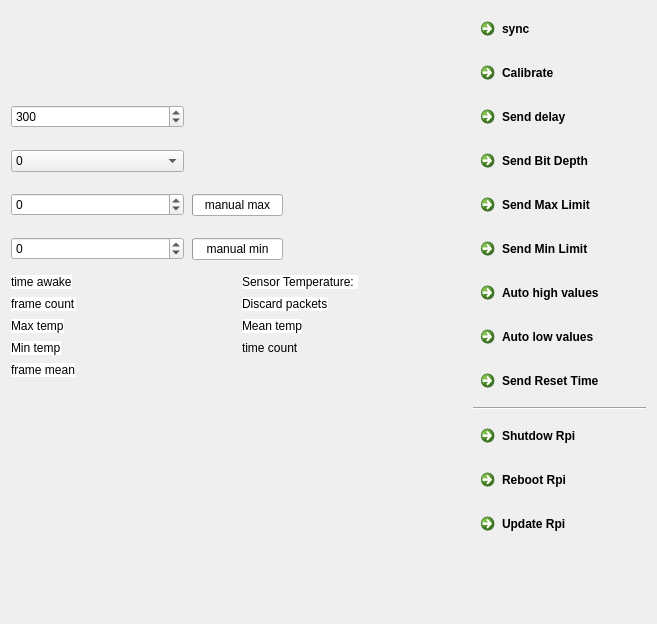
Qt form ui/Ui_HiControlWidget.ui (alvaro893/sensor-reader) before a commit.
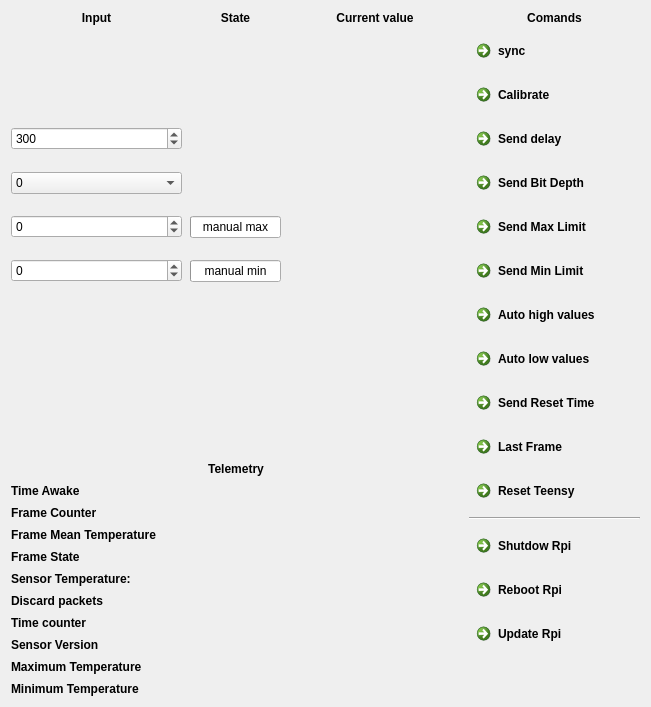
The same form after that commit.

Patch:
```diff
--- a/ui/Ui_HiControlWidget.ui
+++ b/ui/Ui_HiControlWidget.ui
@@ -6,8 +6,8 @@
    <rect>
     <x>0</x>
     <y>0</y>
-    <width>657</width>
-    <height>624</height>
+    <width>651</width>
+    <height>707</height>
    </rect>
   </property>
   <property name="windowTitle">
@@ -19,23 +19,95 @@
      <property name="spacing">
       <number>8</number>
      </property>
-     <item row="12" column="3">
+     <item row="4" column="0">
+      <widget class="QComboBox" name="bitDepthComboBox">
+       <item>
+        <property name="text">
+         <string comment="0">0</string>
+        </property>
+       </item>
+       <item>
+        <property name="text">
+         <string comment="2">2</string>
+        </property>
+       </item>
+       <item>
+        <property name="text">
+         <string comment="8">8</string>
+        </property>
+       </item>
+      </widget>
+     </item>
+     <item row="14" column="3">
       <widget class="QCommandLinkButton" name="shutdownButton">
        <property name="text">
         <string>Shutdow Rpi</string>
        </property>
       </widget>
      </item>
-     <item row="3" column="0">
-      <widget class="QSpinBox" name="delayInput">
-       <property name="maximum">
-        <number>10000</number>
+     <item row="15" column="3">
+      <widget class="QCommandLinkButton" name="rebootButton">
+       <property name="text">
+        <string>Reboot Rpi</string>
        </property>
-       <property name="singleStep">
-        <number>100</number>
+      </widget>
+     </item>
+     <item row="16" column="3">
+      <widget class="QCommandLinkButton" name="updateButton">
+       <property name="text">
+        <string>Update Rpi</string>
        </property>
-       <property name="value">
-        <number>300</number>
+      </widget>
+     </item>
+     <item row="17" column="3">
+      <spacer name="verticalSpacer">
+       <property name="orientation">
+        <enum>Qt::Vertical</enum>
+       </property>
+       <property name="sizeHint" stdset="0">
+        <size>
+         <width>20</width>
+         <height>40</height>
+        </size>
+       </property>
+      </spacer>
+     </item>
+     <item row="0" column="0">
+      <widget class="QLabel" name="label_9">
+       <property name="font">
+        <font>
+         <weight>75</weight>
+         <bold>true</bold>
+        </font>
+       </property>
+       <property name="text">
+        <string>Input</string>
+       </property>
+       <property name="alignment">
+        <set>Qt::AlignCenter</set>
+       </property>
+      </widget>
+     </item>
+     <item row="13" column="3">
+      <widget class="Line" name="line">
+       <property name="orientation">
+        <enum>Qt::Horizontal</enum>
+       </property>
+      </widget>
+     </item>
+     <item row="0" column="1">
+      <widget class="QLabel" name="label_12">
+       <property name="font">
+        <font>
+         <weight>75</weight>
+         <bold>true</bold>
+        </font>
+       </property>
+       <property name="text">
+        <string>State</string>
+       </property>
+       <property name="alignment">
+        <set>Qt::AlignCenter</set>
        </property>
       </widget>
      </item>
@@ -46,6 +118,29 @@
        </property>
       </widget>
      </item>
+     <item row="0" column="2">
+      <widget class="QLabel" name="label_13">
+       <property name="font">
+        <font>
+         <weight>75</weight>
+         <bold>true</bold>
+        </font>
+       </property>
+       <property name="text">
+        <string>Current value</string>
+       </property>
+       <property name="alignment">
+        <set>Qt::AlignCenter</set>
+       </property>
+      </widget>
+     </item>
+     <item row="2" column="3">
+      <widget class="QCommandLinkButton" name="calibrateButton">
+       <property name="text">
+        <string>Calibrate</string>
+       </property>
+      </widget>
+     </item>
      <item row="3" column="3">
       <widget class="QCommandLinkButton" name="delayButton">
        <property name="cursor">
@@ -56,45 +151,22 @@
        </property>
       </widget>
      </item>
-     <item row="7" column="3">
-      <widget class="QCommandLinkButton" name="minRawButton">
-       <property name="text">
-        <string>Send Min Limit</string>
+     <item row="0" column="3">
+      <widget class="QLabel" name="label_14">
+       <property name="font">
+        <font>
+         <weight>75</weight>
+         <bold>true</bold>
+        </font>
        </property>
-      </widget>
-     </item>
-     <item row="4" column="2">
-      <widget class="QLabel" name="bitDepthLabel">
        <property name="text">
-        <string/>
+        <string>Comands</string>
        </property>
-      </widget>
-     </item>
-     <item row="5" column="3">
-      <widget class="QCommandLinkButton" name="maxRawButton">
-       <property name="text">
-        <string>Send Max Limit</string>
+       <property name="scaledContents">
+        <bool>false</bool>
        </property>
-      </widget>
-     </item>
-     <item row="5" column="2">
-      <widget class="QLabel" name="maxRawLabel">
-       <property name="text">
-        <string/>
-       </property>
-      </widget>
-     </item>
-     <item row="8" column="3">
-      <widget class="QCommandLinkButton" name="autoHighButton">
-       <property name="text">
-        <string>Auto high values</string>
-       </property>
-      </widget>
-     </item>
-     <item row="9" column="3">
-      <widget class="QCommandLinkButton" name="autoLowButton">
-       <property name="text">
-        <string>Auto low values</string>
+       <property name="alignment">
+        <set>Qt::AlignCenter</set>
        </property>
       </widget>
      </item>
@@ -105,6 +177,47 @@
        </property>
       </widget>
      </item>
+     <item row="4" column="2">
+      <widget class="QLabel" name="bitDepthLabel">
+       <property name="text">
+        <string/>
+       </property>
+      </widget>
+     </item>
+     <item row="5" column="1">
+      <widget class="QProgressBar" name="maxLed">
+       <property name="sizePolicy">
+        <sizepolicy hsizetype="Fixed" vsizetype="Fixed">
+         <horstretch>0</horstretch>
+         <verstretch>0</verstretch>
+        </sizepolicy>
+       </property>
+       <property name="toolTip">
+        <string extracomment="Indicates if value is not automatic"/>
+       </property>
+       <property name="minimum">
+        <number>0</number>
+       </property>
+       <property name="maximum">
+        <number>1</number>
+       </property>
+       <property name="value">
+        <number>0</number>
+       </property>
+       <property name="textVisible">
+        <bool>true</bool>
+       </property>
+       <property name="orientation">
+        <enum>Qt::Horizontal</enum>
+       </property>
+       <property name="invertedAppearance">
+        <bool>false</bool>
+       </property>
+       <property name="format">
+        <string>manual max</string>
+       </property>
+      </widget>
+     </item>
      <item row="4" column="3">
       <widget class="QCommandLinkButton" name="bitDepthButton">
        <property name="text">
@@ -112,104 +225,73 @@
        </property>
       </widget>
      </item>
-     <item row="5" column="0">
-      <widget class="QSpinBox" name="maxRawSpinBox">
-       <property name="minimum">
-        <number>-100000</number>
+     <item row="5" column="2">
+      <widget class="QLabel" name="maxRawLabel">
+       <property name="text">
+        <string/>
        </property>
-       <property name="maximum">
-        <number>100000</number>
+      </widget>
+     </item>
+     <item row="7" column="3">
+      <widget class="QCommandLinkButton" name="minRawButton">
+       <property name="text">
+        <string>Send Min Limit</string>
        </property>
       </widget>
      </item>
-     <item row="4" column="0">
-      <widget class="QComboBox" name="bitDepthComboBox">
+     <item row="8" column="0" rowspan="10" colspan="3">
+      <layout class="QVBoxLayout" name="verticalLayout">
        <item>
-        <property name="text">
-         <string comment="0">0</string>
-        </property>
+        <spacer name="verticalSpacer_2">
+         <property name="orientation">
+          <enum>Qt::Vertical</enum>
+         </property>
+         <property name="sizeHint" stdset="0">
+          <size>
+           <width>20</width>
+           <height>40</height>
+          </size>
+         </property>
+        </spacer>
        </item>
        <item>
-        <property name="text">
-         <string comment="2">2</string>
-        </property>
+        <widget class="QLabel" name="label_15">
+         <property name="font">
+          <font>
+           <weight>75</weight>
+           <bold>true</bold>
+          </font>
+         </property>
+         <property name="text">
+          <string>Telemetry</string>
+         </property>
+         <property name="alignment">
+          <set>Qt::AlignCenter</set>
+         </property>
+        </widget>
        </item>
        <item>
-        <property name="text">
-         <string comment="8">8</string>
-        </property>
-       </item>
-      </widget>
-     </item>
-     <item row="2" column="3">
-      <widget class="QCommandLinkButton" name="calibrateButton">
-       <property name="text">
-        <string>Calibrate</string>
-       </property>
-      </widget>
-     </item>
-     <item row="7" column="0">
-      <widget class="QSpinBox" name="minRawSpinBox">
-       <property name="minimum">
-        <number>-100000</number>
-       </property>
-       <property name="maximum">
-        <number>100000</number>
-       </property>
-      </widget>
-     </item>
-     <item row="15" column="3">
-      <spacer name="verticalSpacer">
-       <property name="orientation">
-        <enum>Qt::Vertical</enum>
-       </property>
-       <property name="sizeHint" stdset="0">
-        <size>
-         <width>20</width>
-         <height>40</height>
-        </size>
-       </property>
-      </spacer>
-     </item>
-     <item row="7" column="1">
-      <widget class="QProgressBar" name="minLed">
-       <property name="sizePolicy">
-        <sizepolicy hsizetype="Fixed" vsizetype="Fixed">
-         <horstretch>0</horstretch>
-         <verstretch>0</verstretch>
-        </sizepolicy>
-       </property>
-       <property name="maximum">
-        <number>1</number>
-       </property>
-       <property name="value">
-        <number>0</number>
-       </property>
-       <property name="textVisible">
-        <bool>true</bool>
-       </property>
-       <property name="format">
-        <string>manual min</string>
-       </property>
-      </widget>
-     </item>
-     <item row="8" column="0" rowspan="8" colspan="3">
-      <layout class="QHBoxLayout" name="horizontalLayout">
-       <item>
-        <layout class="QFormLayout" name="formLayout">
+        <layout class="QFormLayout" name="formLayout_3">
          <property name="fieldGrowthPolicy">
           <enum>QFormLayout::AllNonFixedFieldsGrow</enum>
          </property>
          <item row="0" column="0">
           <widget class="QLabel" name="label">
+           <property name="font">
+            <font>
+             <weight>75</weight>
+             <italic>false</italic>
+             <bold>true</bold>
+             <underline>false</underline>
+             <strikeout>false</strikeout>
+             <kerning>true</kerning>
+            </font>
+           </property>
            <property name="autoFillBackground">
             <bool>false</bool>
            </property>
-           <property name="styleSheet">
-            <string notr="true">background-color: rgb(255, 255, 255);</string>
-           </property>
            <property name="text">
-            <string>time awake</string>
+            <string>Time Awake</string>
            </property>
           </widget>
          </item>
@@ -222,11 +304,18 @@
          </item>
          <item row="1" column="0">
           <widget class="QLabel" name="label_2">
-           <property name="styleSheet">
-            <string notr="true">background-color: rgb(255, 255, 255);</string>
+           <property name="font">
+            <font>
+             <weight>75</weight>
+             <italic>false</italic>
+             <bold>true</bold>
+             <underline>false</underline>
+             <strikeout>false</strikeout>
+             <kerning>true</kerning>
+            </font>
            </property>
            <property name="text">
-            <string>frame count</string>
+            <string>Frame Counter</string>
            </property>
           </widget>
          </item>
@@ -238,177 +327,211 @@
           </widget>
          </item>
          <item row="2" column="0">
-          <widget class="QLabel" name="label_3">
-           <property name="styleSheet">
-            <string notr="true">background-color: rgb(255, 255, 255);</string>
-           </property>
-           <property name="text">
-            <string>Max temp</string>
-           </property>
-          </widget>
-         </item>
-         <item row="2" column="1">
-          <widget class="QLabel" name="maxTempLabel">
-           <property name="text">
-            <string/>
-           </property>
-          </widget>
-         </item>
-         <item row="3" column="0">
-          <widget class="QLabel" name="label_4">
-           <property name="styleSheet">
-            <string notr="true">background-color: rgb(255, 255, 255);</string>
-           </property>
-           <property name="text">
-            <string>Min temp</string>
-           </property>
-          </widget>
-         </item>
-         <item row="3" column="1">
-          <widget class="QLabel" name="minTempLabel">
-           <property name="text">
-            <string/>
-           </property>
-          </widget>
-         </item>
-         <item row="4" column="0">
           <widget class="QLabel" name="label_5">
-           <property name="styleSheet">
-            <string notr="true">background-color: rgb(255, 255, 255);</string>
+           <property name="font">
+            <font>
+             <weight>75</weight>
+             <italic>false</italic>
+             <bold>true</bold>
+             <underline>false</underline>
+             <strikeout>false</strikeout>
+             <kerning>true</kerning>
+            </font>
            </property>
            <property name="text">
-            <string>frame mean</string>
+            <string>Frame Mean Temperature</string>
            </property>
           </widget>
          </item>
-         <item row="4" column="1">
+         <item row="2" column="1">
           <widget class="QLabel" name="frameMeanLabel">
            <property name="text">
             <string/>
            </property>
           </widget>
          </item>
-         <item row="5" column="1">
-          <widget class="QLabel" name="agcLabel">
+         <item row="3" column="0">
+          <widget class="QLabel" name="label_10">
+           <property name="font">
+            <font>
+             <weight>75</weight>
+             <italic>false</italic>
+             <bold>true</bold>
+             <underline>false</underline>
+             <strikeout>false</strikeout>
+             <kerning>true</kerning>
+            </font>
+           </property>
+           <property name="text">
+            <string>Frame State</string>
+           </property>
+          </widget>
+         </item>
+         <item row="3" column="1">
+          <widget class="QLabel" name="frameStateLabel">
            <property name="text">
             <string/>
            </property>
           </widget>
          </item>
-        </layout>
-       </item>
-       <item>
-        <layout class="QFormLayout" name="formLayout_3">
-         <property name="fieldGrowthPolicy">
-          <enum>QFormLayout::AllNonFixedFieldsGrow</enum>
-         </property>
-         <item row="0" column="0">
+         <item row="4" column="0">
           <widget class="QLabel" name="label_7">
-           <property name="styleSheet">
-            <string notr="true">background-color: rgb(255, 255, 255);</string>
+           <property name="font">
+            <font>
+             <weight>75</weight>
+             <italic>false</italic>
+             <bold>true</bold>
+             <underline>false</underline>
+             <strikeout>false</strikeout>
+             <kerning>true</kerning>
+            </font>
            </property>
            <property name="text">
             <string>Sensor Temperature: </string>
            </property>
           </widget>
          </item>
-         <item row="0" column="1">
+         <item row="4" column="1">
           <widget class="QLabel" name="fpaTempLabel">
            <property name="text">
             <string/>
            </property>
           </widget>
          </item>
-         <item row="1" column="0">
+         <item row="5" column="0">
           <widget class="QLabel" name="label_8">
-           <property name="styleSheet">
-            <string notr="true">background-color: rgb(255, 255, 255);</string>
+           <property name="font">
+            <font>
+             <weight>75</weight>
+             <italic>false</italic>
+             <bold>true</bold>
+             <underline>false</underline>
+             <strikeout>false</strikeout>
+             <kerning>true</kerning>
+            </font>
            </property>
            <property name="text">
             <string>Discard packets</string>
            </property>
           </widget>
          </item>
-         <item row="1" column="1">
+         <item row="5" column="1">
           <widget class="QLabel" name="discardPacketsLabel">
            <property name="text">
             <string/>
            </property>
           </widget>
          </item>
-         <item row="2" column="0">
-          <widget class="QLabel" name="label_9">
-           <property name="styleSheet">
-            <string notr="true">background-color: rgb(255, 255, 255);</string>
-           </property>
-           <property name="text">
-            <string>Mean temp</string>
-           </property>
-          </widget>
-         </item>
-         <item row="2" column="1">
-          <widget class="QLabel" name="meanTempLabel">
-           <property name="text">
-            <string/>
-           </property>
-          </widget>
-         </item>
-         <item row="3" column="0">
+         <item row="6" column="0">
           <widget class="QLabel" name="label_6">
+           <property name="font">
+            <font>
+             <weight>75</weight>
+             <italic>false</italic>
+             <bold>true</bold>
+             <underline>false</underline>
+             <strikeout>false</strikeout>
+             <kerning>true</kerning>
+            </font>
+           </property>
            <property name="text">
-            <string>time count</string>
+            <string>Time counter</string>
            </property>
           </widget>
          </item>
-         <item row="3" column="1">
+         <item row="6" column="1">
           <widget class="QLabel" name="timeCounterLabel2">
            <property name="text">
             <string/>
            </property>
           </widget>
          </item>
+         <item row="8" column="0">
+          <widget class="QLabel" name="label_11">
+           <property name="font">
+            <font>
+             <weight>75</weight>
+             <italic>false</italic>
+             <bold>true</bold>
+             <underline>false</underline>
+             <strikeout>false</strikeout>
+             <kerning>true</kerning>
+            </font>
+           </property>
+           <property name="text">
+            <string>Sensor Version</string>
+           </property>
+          </widget>
+         </item>
+         <item row="8" column="1">
+          <widget class="QLabel" name="sensorVersionLabel">
+           <property name="text">
+            <string/>
+           </property>
+          </widget>
+         </item>
+         <item row="9" column="0">
+          <widget class="QLabel" name="label_3">
+           <property name="font">
+            <font>
+             <weight>75</weight>
+             <italic>false</italic>
+             <bold>true</bold>
+             <underline>false</underline>
+             <strikeout>false</strikeout>
+             <kerning>true</kerning>
+            </font>
+           </property>
+           <property name="text">
+            <string>Maximum Temperature</string>
+           </property>
+          </widget>
+         </item>
+         <item row="9" column="1">
+          <widget class="QLabel" name="maxTempLabel">
+           <property name="text">
+            <string/>
+           </property>
+          </widget>
+         </item>
+         <item row="10" column="0">
+          <widget class="QLabel" name="label_4">
+           <property name="font">
+            <font>
+             <weight>75</weight>
+             <italic>false</italic>
+             <bold>true</bold>
+             <underline>false</underline>
+             <strikeout>false</strikeout>
+             <kerning>true</kerning>
+            </font>
+           </property>
+           <property name="text">
+            <string>Minimum Temperature</string>
+           </property>
+          </widget>
+         </item>
+         <item row="10" column="1">
+          <widget class="QLabel" name="minTempLabel">
+           <property name="text">
+            <string/>
+           </property>
+          </widget>
+         </item>
         </layout>
        </item>
       </layout>
      </item>
-     <item row="7" column="2">
-      <widget class="QLabel" name="minRawLabel">
-       <property name="text">
-        <string/>
-       </property>
-      </widget>
-     </item>
-     <item row="5" column="1">
-      <widget class="QProgressBar" name="maxLed">
-       <property name="sizePolicy">
-        <sizepolicy hsizetype="Fixed" vsizetype="Fixed">
-         <horstretch>0</horstretch>
-         <verstretch>0</verstretch>
-        </sizepolicy>
-       </property>
-       <property name="toolTip">
-        <string extracomment="Indicates if value is not automatic"/>
-       </property>
-       <property name="minimum">
-        <number>0</number>
-       </property>
+     <item row="3" column="0">
+      <widget class="QSpinBox" name="delayInput">
        <property name="maximum">
-        <number>1</number>
+        <number>10000</number>
+       </property>
+       <property name="singleStep">
+        <number>100</number>
        </property>
        <property name="value">
-        <number>0</number>
-       </property>
-       <property name="textVisible">
-        <bool>true</bool>
-       </property>
-       <property name="orientation">
-        <enum>Qt::Horizontal</enum>
-       </property>
-       <property name="invertedAppearance">
-        <bool>false</bool>
-       </property>
-       <property name="format">
-        <string>manual max</string>
+        <number>300</number>
        </property>
       </widget>
      </item>
@@ -419,24 +542,87 @@
        </property>
       </widget>
      </item>
-     <item row="13" column="3">
-      <widget class="QCommandLinkButton" name="rebootButton">
-       <property name="text">
-        <string>Reboot Rpi</string>
-       </property>
-      </widget>
-     </item>
      <item row="11" column="3">
-      <widget class="Line" name="line">
-       <property name="orientation">
-        <enum>Qt::Horizontal</enum>
+      <widget class="QCommandLinkButton" name="lastFrameButton">
+       <property name="text">
+        <string>Last Frame</string>
        </property>
       </widget>
      </item>
-     <item row="14" column="3">
-      <widget class="QCommandLinkButton" name="updateButton">
+     <item row="12" column="3">
+      <widget class="QCommandLinkButton" name="resetTeensyButton">
        <property name="text">
-        <string>Update Rpi</string>
+        <string>Reset Teensy</string>
+       </property>
+      </widget>
+     </item>
+     <item row="5" column="3">
+      <widget class="QCommandLinkButton" name="maxRawButton">
+       <property name="text">
+        <string>Send Max Limit</string>
+       </property>
+      </widget>
+     </item>
+     <item row="5" column="0">
+      <widget class="QSpinBox" name="maxRawSpinBox">
+       <property name="minimum">
+        <number>-100000</number>
+       </property>
+       <property name="maximum">
+        <number>100000</number>
+       </property>
+      </widget>
+     </item>
+     <item row="9" column="3">
+      <widget class="QCommandLinkButton" name="autoLowButton">
+       <property name="text">
+        <string>Auto low values</string>
+       </property>
+      </widget>
+     </item>
+     <item row="7" column="0">
+      <widget class="QSpinBox" name="minRawSpinBox">
+       <property name="minimum">
+        <number>-100000</number>
+       </property>
+       <property name="maximum">
+        <number>100000</number>
+       </property>
+      </widget>
+     </item>
+     <item row="7" column="1">
+      <widget class="QProgressBar" name="minLed">
+       <property name="sizePolicy">
+        <sizepolicy hsizetype="Fixed" vsizetype="Fixed">
+         <horstretch>0</horstretch>
+         <verstretch>0</verstretch>
+        </sizepolicy>
+       </property>
+       <property name="maximum">
+        <number>1</number>
+       </property>
+       <property name="value">
+        <number>0</number>
+       </property>
+       <property name="textVisible">
+        <bool>true</bool>
+       </property>
+       <property name="format">
+        <string>manual min</string>
+       </property>
+      </widget>
+     </item>
+     <item row="7" column="2">
+      <widget class="QLabel" name="minRawLabel">
+       <property name="text">
+        <string/>
+       </property>
+      </widget>
+     </item>
+     <item row="8" column="3">
+      <widget class="QCommandLinkButton" name="autoHighButton">
+       <property name="text">
+        <string>Auto high values</string>
        </property>
       </widget>
      </item>
```
